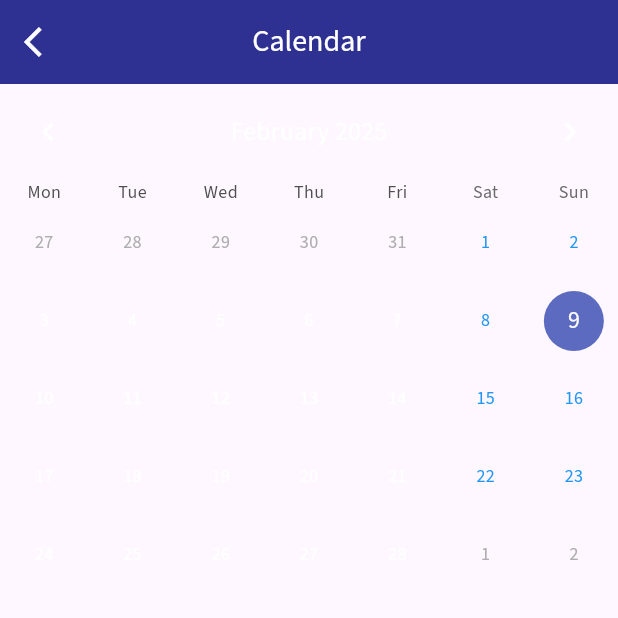
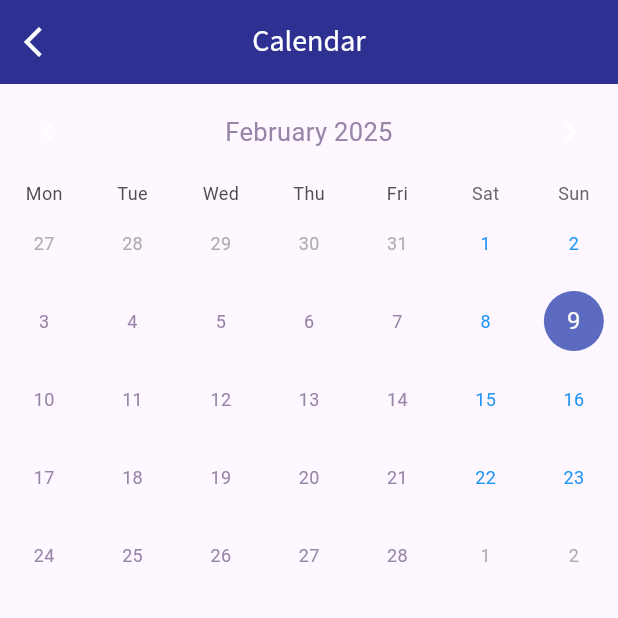
Before and after one commit to Nich0088/bbu_app_school, a Flutter app: the CalendarScreen screen opened by its route, on a phone screen of 412 x 824 dp, the top half of it. Run offline on Flutter 3.47's test engine with Material 3 defaults, Android fonts, the phone set to English and light mode, and no system bars; drawn by our look-alikes of table_calendar; our stand-ins replace cached_network_image, carousel_slider, easy_localization, flutter_html, flutter_svg, geolocator and 9 more; accounts and stored records are empty; network calls fail.

Commit message:
update calendar color

```diff
--- a/lib/main.dart
+++ b/lib/main.dart
@@ -212,8 +212,8 @@ class MyApp extends StatelessWidget {
         fontFamily:
             Language.getLanguage(languageKey: context.locale.languageCode) ==
                     Language.english
-                ? 'sourceSansThree'
-                : 'notoSansKhmer',
+                ? AppFontFamily.englishFontFamily
+                : AppFontFamily.khmerFontFamily,
         appBarTheme: const AppBarTheme(
           iconTheme: IconThemeData(color: AppColor.textPrimaryColor),
           backgroundColor: Colors.white,
--- a/lib/src/common/app_setting.dart
+++ b/lib/src/common/app_setting.dart
@@ -33,3 +33,8 @@ class AppStyle {
   static const double borderRadius = 12;
   static const double horizontalPadding = 20;
 }
+
+class AppFontFamily {
+  static const englishFontFamily = "sourceSansThree";
+  static const khmerFontFamily = "notoSansKhmer";
+}
--- a/lib/src/common/widgets/user_dashboard/study_item_widget.dart
+++ b/lib/src/common/widgets/user_dashboard/study_item_widget.dart
@@ -51,9 +51,9 @@ class StudyItemWidget extends StatelessWidget {
                   color: Colors.black,
                   fontFamily: (() {
                     if (item.isFixedEnglishLanguage) {
-                      return 'sourceSansThree';
+                      return AppFontFamily.englishFontFamily;
                     } else if (item.isFixedKhmerLanguage) {
-                      return 'notoSansKhmer';
+                      return AppFontFamily.khmerFontFamily;
                     }
                   }())), // if both condition is false then it will depend on the app selected language
             ),
--- a/lib/src/modules/calendar/screen/calendar_screen.dart
+++ b/lib/src/modules/calendar/screen/calendar_screen.dart
@@ -93,7 +93,6 @@ class _NewCalendarScreenState extends State<CalendarScreen>
       _rangeSelectionMode = RangeSelectionMode.toggledOn;
     });
 
-    // `start` or `end` could be null
     if (start != null && end != null) {
       _selectedEvents.value = _getEventsForRange(start, end);
     } else if (start != null) {
@@ -112,13 +111,21 @@ class _NewCalendarScreenState extends State<CalendarScreen>
 
   @override
   Widget build(BuildContext context) {
-    final height = MediaQuery.of(context).size.height;
-    return Scaffold(
+    return Theme(
+      data: Theme.of(context).copyWith(
+        textTheme: const TextTheme(
+          bodyMedium: TextStyle(
+            fontWeight: FontWeight.w400,
+            fontSize: 12,
+            color: AppColor.textTertiaryColor,
+          ),
+        ),
+      ),
+      child: Scaffold(
         appBar: CustomAppBar(
           context,
           backgroundColor: AppColor.primaryColor,
           isDashboardAppBar: false,
-        // colorTitle: Colors.white,
           title: "Calendar",
           isCenterTitle: true,
           onPressedBack: () {
@@ -139,20 +146,21 @@ class _NewCalendarScreenState extends State<CalendarScreen>
               eventLoader: _getEventsForDay,
               startingDayOfWeek: StartingDayOfWeek.monday,
               calendarStyle: CalendarStyle(
-              //outsideDaysVisible: false,
                 todayTextStyle: const TextStyle(
-                color: Colors.red,
+                  color: AppColor.textPrimaryColor,
                 ),
                 markerDecoration: BoxDecoration(
                   border: Border.all(width: 1),
                   shape: BoxShape.circle,
-                  color: Colors.redAccent),
+                  color: Colors.redAccent,
+                ),
                 weekendTextStyle: const TextStyle(color: Colors.blue),
                 holidayTextStyle: const TextStyle(color: Colors.red),
                 holidayDecoration: BoxDecoration(
                   border: Border.all(width: 5),
                   shape: BoxShape.circle,
-                  color: Colors.red),
+                  color: Colors.red,
+                ),
               ),
               onDaySelected: _onDaySelected,
               onRangeSelected: _onRangeSelected,
@@ -193,7 +201,10 @@ class _NewCalendarScreenState extends State<CalendarScreen>
                     child: ListTile(
                       title: Text(
                         "${event1.day}: ${event1.title}",
-                      style: const TextStyle(color: Colors.blueAccent),
+                        style: const TextStyle(
+                          color: Colors.blueAccent,
+                          fontFamily: AppFontFamily.khmerFontFamily,
+                        ),
                       ),
                     ),
                   );
@@ -202,10 +213,10 @@ class _NewCalendarScreenState extends State<CalendarScreen>
             ),
           ],
         ),
+      ),
     );
   }
 
-  ///end new calandar
   void getListEventDay(String year, String month) async {
     CalendarData data = CalendarData();
     var result = await data.getList(year, month);
```
Also changed, not shown: lib/src/modules/dashboard/screen/dashboard_screen.dart (+10 -5 lines). Lines whose indentation alone changed are shown as unchanged.
